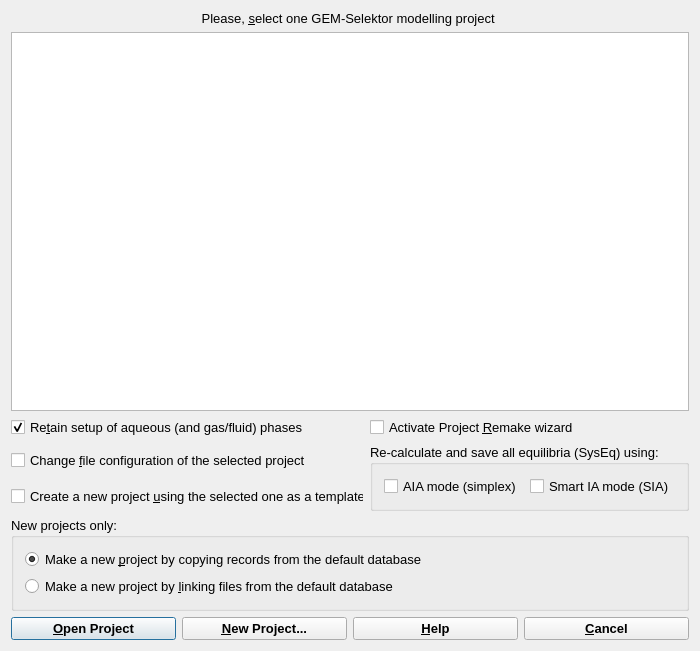
Above: gems3/vizor4/dlg4/KeyProfile4.ui from gemshub/GEMSGUI before the change. Below: the same form after it.
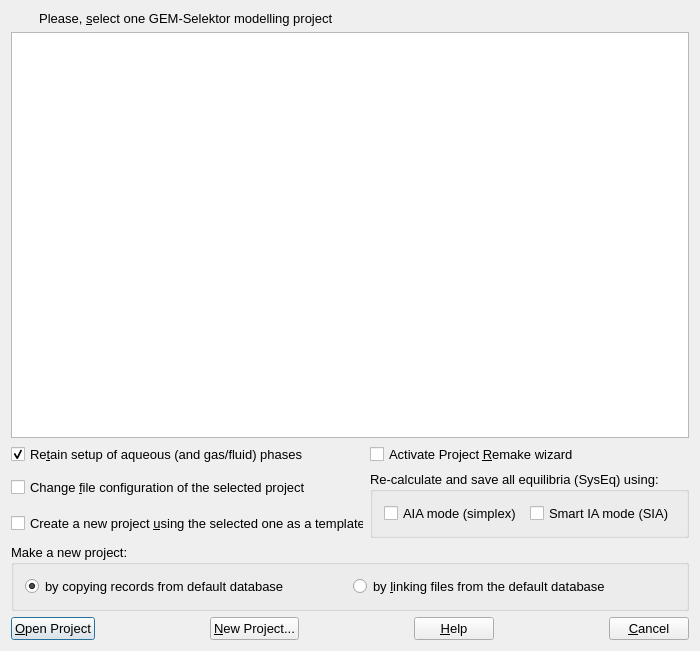
That is the form after the change.

Commit message: Merged from upgrade adjusted fonts and comments on all dialogs (for consistency between win32, macosx and linux) DK,SD

```diff
--- a/gems3/vizor4/dlg4/KeyProfile4.ui
+++ b/gems3/vizor4/dlg4/KeyProfile4.ui
@@ -26,7 +26,114 @@
    <string>GEM-Selektor v.2-PSI: Modelling Projects</string>
   </property>
   <layout class="QGridLayout" name="gridLayout">
-   <item row="0" column="0" colspan="2">
+   <item row="6" column="0" colspan="2">
+    <layout class="QHBoxLayout">
+     <item>
+      <widget class="QPushButton" name="pGO_OKButton">
+       <property name="sizePolicy">
+        <sizepolicy hsizetype="Minimum" vsizetype="Minimum">
+         <horstretch>0</horstretch>
+         <verstretch>0</verstretch>
+        </sizepolicy>
+       </property>
+       <property name="toolTip">
+        <string>This will open and load a selected Modelling Project</string>
+       </property>
+       <property name="text">
+        <string>&amp;Open Project</string>
+       </property>
+       <property name="default">
+        <bool>true</bool>
+       </property>
+      </widget>
+     </item>
+     <item>
+      <spacer name="horizontalSpacer">
+       <property name="orientation">
+        <enum>Qt::Horizontal</enum>
+       </property>
+       <property name="sizeHint" stdset="0">
+        <size>
+         <width>40</width>
+         <height>20</height>
+        </size>
+       </property>
+      </spacer>
+     </item>
+     <item>
+      <widget class="QPushButton" name="pNewProfBtn">
+       <property name="sizePolicy">
+        <sizepolicy hsizetype="Minimum" vsizetype="Minimum">
+         <horstretch>0</horstretch>
+         <verstretch>0</verstretch>
+        </sizepolicy>
+       </property>
+       <property name="toolTip">
+        <string>This will start the wizard for setting up a new Modelling Project</string>
+       </property>
+       <property name="text">
+        <string>&amp;New Project...</string>
+       </property>
+      </widget>
+     </item>
+     <item>
+      <spacer name="horizontalSpacer_2">
+       <property name="orientation">
+        <enum>Qt::Horizontal</enum>
+       </property>
+       <property name="sizeHint" stdset="0">
+        <size>
+         <width>40</width>
+         <height>20</height>
+        </size>
+       </property>
+      </spacer>
+     </item>
+     <item>
+      <widget class="QPushButton" name="pHelpButton">
+       <property name="sizePolicy">
+        <sizepolicy hsizetype="Minimum" vsizetype="Minimum">
+         <horstretch>0</horstretch>
+         <verstretch>0</verstretch>
+        </sizepolicy>
+       </property>
+       <property name="toolTip">
+        <string>Learn about Modelling Project concept and project configuration</string>
+       </property>
+       <property name="text">
+        <string>&amp;Help</string>
+       </property>
+      </widget>
+     </item>
+     <item>
+      <spacer name="horizontalSpacer_3">
+       <property name="orientation">
+        <enum>Qt::Horizontal</enum>
+       </property>
+       <property name="sizeHint" stdset="0">
+        <size>
+         <width>40</width>
+         <height>20</height>
+        </size>
+       </property>
+      </spacer>
+     </item>
+     <item>
+      <widget class="QPushButton" name="pCancelButton">
+       <property name="sizePolicy">
+        <sizepolicy hsizetype="Minimum" vsizetype="Minimum">
+         <horstretch>0</horstretch>
+         <verstretch>0</verstretch>
+        </sizepolicy>
+       </property>
+       <property name="text">
+        <string>&amp;Cancel</string>
+       </property>
+      </widget>
+     </item>
+    </layout>
+   </item>
+   <item row="0" column="0">
     <widget class="QLabel" name="pLabel">
      <property name="text">
       <string>Please, &amp;select one GEM-Selektor modelling project </string>
@@ -135,16 +242,16 @@
    <item row="5" column="0" colspan="2">
     <widget class="QGroupBox" name="groupBox">
      <property name="title">
-      <string>New projects only:</string>
+      <string>Make a new project:</string>
      </property>
-     <layout class="QVBoxLayout">
+     <layout class="QHBoxLayout" name="horizontalLayout_2">
       <item>
        <widget class="QRadioButton" name="rbNewPrMode">
         <property name="toolTip">
          <string>Switch on to select elements and copy all related data from default database into new project</string>
         </property>
         <property name="text">
-         <string>Make a new &amp;project by copying records from the default database </string>
+         <string>by copying records from default database </string>
         </property>
         <property name="checked">
          <bool>true</bool>
@@ -157,109 +264,13 @@
          <string>Switch on to select files from default database and link them to form a new project</string>
         </property>
         <property name="text">
-         <string>Make a new project by &amp;linking files from the default database</string>
+         <string>by &amp;linking files from the default database</string>
         </property>
        </widget>
       </item>
      </layout>
     </widget>
    </item>
-   <item row="6" column="0" colspan="2">
-    <layout class="QHBoxLayout">
-     <item>
-      <widget class="QPushButton" name="pGO_OKButton">
-       <property name="sizePolicy">
-        <sizepolicy hsizetype="Minimum" vsizetype="Minimum">
-         <horstretch>0</horstretch>
-         <verstretch>0</verstretch>
-        </sizepolicy>
-       </property>
-       <property name="font">
-        <font>
-         <family>Arial</family>
-         <weight>75</weight>
-         <bold>true</bold>
-        </font>
-       </property>
-       <property name="toolTip">
-        <string>This will open and load a selected Modelling Project</string>
-       </property>
-       <property name="text">
-        <string>&amp;Open Project</string>
-       </property>
-       <property name="default">
-        <bool>true</bool>
-       </property>
-      </widget>
-     </item>
-     <item>
-      <widget class="QPushButton" name="pNewProfBtn">
-       <property name="sizePolicy">
-        <sizepolicy hsizetype="Minimum" vsizetype="Minimum">
-         <horstretch>0</horstretch>
-         <verstretch>0</verstretch>
-        </sizepolicy>
-       </property>
-       <property name="font">
-        <font>
-         <family>Arial</family>
-         <weight>75</weight>
-         <bold>true</bold>
-        </font>
-       </property>
-       <property name="toolTip">
-        <string>This will start the wizard for setting up a new Modelling Project</string>
-       </property>
-       <property name="text">
-        <string>&amp;New Project...</string>
-       </property>
-      </widget>
-     </item>
-     <item>
-      <widget class="QPushButton" name="pHelpButton">
-       <property name="sizePolicy">
-        <sizepolicy hsizetype="Minimum" vsizetype="Minimum">
-         <horstretch>0</horstretch>
-         <verstretch>0</verstretch>
-        </sizepolicy>
-       </property>
-       <property name="font">
-        <font>
-         <family>Arial</family>
-         <weight>75</weight>
-         <bold>true</bold>
-        </font>
-       </property>
-       <property name="toolTip">
-        <string>Learn about Modelling Project concept and project configuration</string>
-       </property>
-       <property name="text">
-        <string>&amp;Help</string>
-       </property>
-      </widget>
-     </item>
-     <item>
-      <widget class="QPushButton" name="pCancelButton">
-       <property name="sizePolicy">
-        <sizepolicy hsizetype="Minimum" vsizetype="Minimum">
-         <horstretch>0</horstretch>
-         <verstretch>0</verstretch>
-        </sizepolicy>
-       </property>
-       <property name="font">
-        <font>
-         <family>Arial</family>
-         <weight>75</weight>
-         <bold>true</bold>
-        </font>
-       </property>
-       <property name="text">
-        <string>&amp;Cancel</string>
-       </property>
-      </widget>
-     </item>
-    </layout>
-   </item>
   </layout>
  </widget>
  <layoutdefault spacing="6" margin="11"/>
```
Left out of the diff: 3 changed lines with no effect on the pictures. The commit also changes 39 other files.
